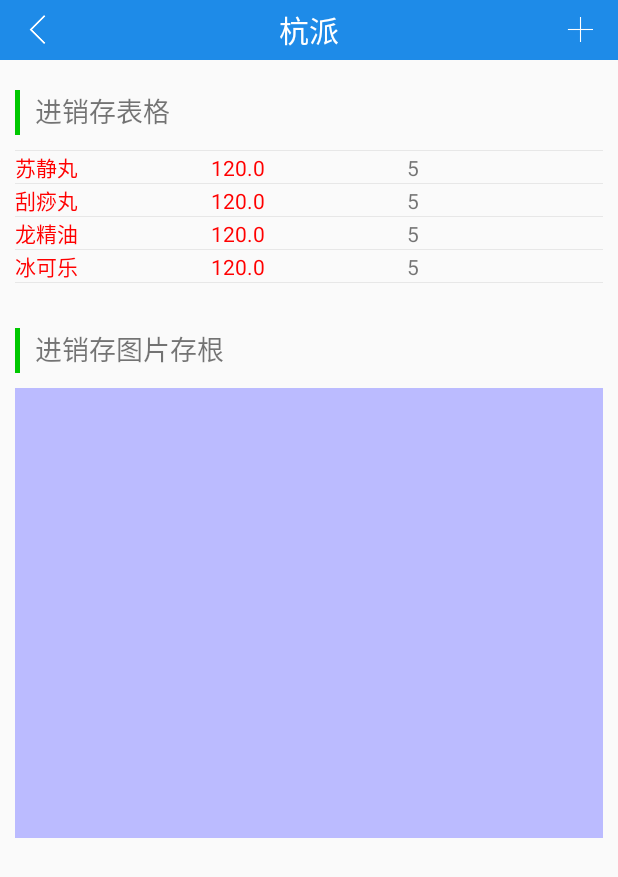
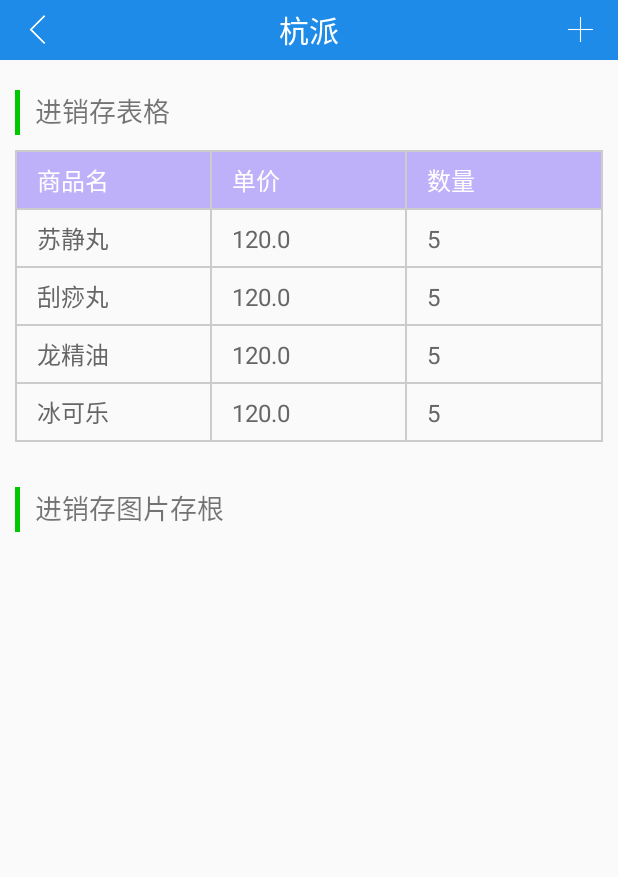
Before and after one commit to DanYuDev/UIBestPractice, an Android app: the SalesDetailActivity screen opened directly, with no data from a screen before it, on a phone screen of 412 x 824 dp. Shown: the top 877 px of the screen. Run offline under Robolectric (Android 15) with nearby library versions, the phone set to English and light mode, and no system bars; our stand-ins replace CircleImageView.

Commit message:
modify the TableLayout dividers.

```diff
--- a/app/src/main/java/com/example/coderlt/uibestpractice/View/MyDialog.java
+++ b/app/src/main/java/com/example/coderlt/uibestpractice/View/MyDialog.java
@@ -4,6 +4,7 @@ import android.app.Dialog;
 import android.content.Context;
 import android.content.DialogInterface;
 import android.os.Bundle;
+import android.util.Log;
 import android.view.View;
 
 import com.example.coderlt.uibestpractice.R;
@@ -13,6 +14,7 @@ import com.example.coderlt.uibestpractice.R;
  */
 
 public class MyDialog extends Dialog{
+    private static final String  TAG = "MyDialog";
     private Context mContext;
     int     resId;
     public MyDialog(Context context) {
@@ -34,11 +36,13 @@ public class MyDialog extends Dialog{
     }
 
     public void setLayoutResId(int resId){
+        Log.d(TAG,"setLayoutResId() start");
         this.resId=resId;
     }
 
     @Override
     protected void onCreate(Bundle savedInstanceState) {
+        Log.d(TAG,"onCreate .");
         super.onCreate(savedInstanceState);
         View view = View.inflate(mContext, resId,null);
         setContentView(view);
--- a/app/src/main/java/com/example/coderlt/uibestpractice/activity/SalesDetailActivity.java
+++ b/app/src/main/java/com/example/coderlt/uibestpractice/activity/SalesDetailActivity.java
@@ -1,7 +1,10 @@
 package com.example.coderlt.uibestpractice.activity;
 
 import android.app.Activity;
+import android.graphics.BitmapFactory;
 import android.graphics.Color;
+import android.graphics.drawable.BitmapDrawable;
+import android.graphics.drawable.Drawable;
 import android.os.Handler;
 import android.os.Message;
 import android.support.v7.app.AppCompatActivity;
@@ -9,6 +12,7 @@ import android.os.Bundle;
 import android.util.Log;
 import android.view.View;
 import android.view.ViewGroup;
+import android.widget.LinearLayout;
 import android.widget.ProgressBar;
 import android.widget.TableLayout;
 import android.widget.TableRow;
@@ -16,6 +20,7 @@ import android.widget.TextView;
 import android.widget.Toast;
 
 import com.example.coderlt.uibestpractice.R;
+import com.example.coderlt.uibestpractice.View.MyDialog;
 import com.example.coderlt.uibestpractice.bean.Goods;
 import com.example.coderlt.uibestpractice.bean.SalesRecord;
 import com.example.coderlt.uibestpractice.utils.Constant;
@@ -26,6 +31,7 @@ import java.io.IOException;
 import java.lang.ref.WeakReference;
 import java.util.ArrayList;
 import java.util.List;
+import java.util.concurrent.TimeUnit;
 
 import okhttp3.Call;
 import okhttp3.Callback;
@@ -42,7 +48,7 @@ public class SalesDetailActivity extends AppCompatActivity {
     private List<SalesRecord> salesList = new ArrayList<>();
     private OkHttpClient client;
     private String responseText;
-    private ProgressBar progressBar ;
+    private MyDialog progressDialog;
 
     static class MyHandler extends Handler{
         private WeakReference<SalesDetailActivity> wr;
@@ -55,9 +61,11 @@ public class SalesDetailActivity extends AppCompatActivity {
         public void handleMessage(Message msg){
             switch(msg.what){
                 case UPDATE_SALES:
-                    wr.get().progressBar.setVisibility(View.INVISIBLE);
+                    wr.get().progressDialog.dismiss();
+                    wr.get().bindSalesData();
                     break;
                 case USE_DEFAULT:
+                    wr.get().progressDialog.dismiss();
                     wr.get().useDefaultSalesList();
                     break;
 
@@ -78,39 +86,74 @@ public class SalesDetailActivity extends AppCompatActivity {
 
     private void initViews(){
         salesTable = findViewById(R.id.sales_table);
-        //salesTable.setBackgroundColor(Color.LTGRAY);
     }
 
     private void setSalesTable(){
         requestSalesInfo();
-        bindSalesData();
     }
 
     private void bindSalesData(){
         TextView nameTv,priceTv,countTv;
-        for(int i=0;i<salesList.size();i++){
-            SalesRecord record = salesList.get(i);
+        TableRow row;
+        TextView tv;
+        SalesRecord record = null;
+
+        // add table heade
+        // -----------------
+
+        for(int i=0;i<=salesList.size();i++){
+            if(i != 0)
+                record = salesList.get(i-1);
 
             TableRow.LayoutParams lp =
                     new TableRow.LayoutParams(0, ViewGroup.LayoutParams.WRAP_CONTENT,1);
-            TableRow row = new TableRow(this);
-            nameTv = new TextView(this);
-            priceTv = new TextView(this);
-            countTv = new TextView(this);
+            row = new TableRow(this);
+            row.setDividerDrawable(getResources().getDrawable(R.drawable.table_horizental_divider));
+            row.setShowDividers(LinearLayout.SHOW_DIVIDER_BEGINNING |
+                                LinearLayout.SHOW_DIVIDER_MIDDLE |
+                                LinearLayout.SHOW_DIVIDER_END);
 
-            row.addView(nameTv,lp);
-            row.addView(priceTv,lp);
-            row.addView(countTv,lp);
+            for(int j= 0;j<3;j++ ){
+                tv = new TextView(this);
+                tv.setTextColor(Color.parseColor("#666666"));
+                tv.setTextSize(16);
+                tv.setPadding(20,10,20,10);
+                row.addView(tv,lp);
+                switch (j){
+                    case 0:
+                        if(i==0){
+                            tv.setText("商品名");
+                            tv.setTextColor(Color.WHITE);
+                            tv.setBackgroundColor(Color.parseColor("#BEB0F9"));
+                        }else{
+                            tv.setText(record.getGoods().getName());
+                        }
+                        break;
+                    case 1:
+                        if(i==0){
+                            tv.setText("单价");
+                            tv.setTextColor(Color.WHITE);
+                            tv.setBackgroundColor(Color.parseColor("#BEB0F9"));
+                        }else{
+                            tv.setText(record.getGoods().getPrice()+"");
+                        }
+                        break;
+                    case 2:
+                        if(i==0){
+                            tv.setText("数量");
+                            tv.setTextColor(Color.WHITE);
+                            tv.setBackgroundColor(Color.parseColor("#BEB0F9"));
+                        }else{
+                            tv.setText(record.getCount()+"");
+                        }
+                        break;
 
-            nameTv.setText(record.getGoods().getName());
-            priceTv.setText(record.getGoods().getPrice()+"");
-            countTv.setText(record.getCount()+"");
-            nameTv.setTextColor(Color.RED);
-            priceTv.setTextColor(Color.RED);
-            nameTv.setTextColor(Color.RED);
+                }
+            }
+
             TableLayout.LayoutParams tlp = new TableLayout.LayoutParams(
                     ViewGroup.LayoutParams.MATCH_PARENT, ViewGroup.LayoutParams.WRAP_CONTENT);
-            //row.setBackgroundColor(0x29CC00+0x222222*i);
+
             Log.d(TAG,"add a table row");
             salesTable.addView(row,tlp);
         }
@@ -126,13 +169,18 @@ public class SalesDetailActivity extends AppCompatActivity {
     }
 
     private void requestSalesInfo(){
-        client = new OkHttpClient();
-        progressBar = new ProgressBar(this);
+        client = new OkHttpClient.Builder()
+                .connectTimeout(1200, TimeUnit.MILLISECONDS)
+                .build();
+
+        progressDialog = new MyDialog(this,R.style.Dialog);
+        progressDialog.setLayoutResId(R.layout.dialog_layout);
 
         Request request = new Request.Builder()
                 .url(Constant.SALES_URL)
                 .build();
-        progressBar.setVisibility(View.VISIBLE);
+        progressDialog.show();
+
         client.newCall(request).enqueue(new Callback() {
             @Override
             public void onFailure(Call call, IOException e) {
--- a/app/src/main/java/com/example/coderlt/uibestpractice/utils/Utils.java
+++ b/app/src/main/java/com/example/coderlt/uibestpractice/utils/Utils.java
@@ -1,5 +1,6 @@
 package com.example.coderlt.uibestpractice.utils;
 
+import android.content.Context;
 import android.widget.Toast;
 
 import com.example.coderlt.uibestpractice.MyApplication;
@@ -13,4 +14,14 @@ public class Utils {
         Toast.makeText(MyApplication.getContext(),str,Toast.LENGTH_SHORT)
                 .show();
     }
+
+    public static int px2dip(Context context, float pxValue) {
+        final float scale = context.getResources().getDisplayMetrics().density;
+        return (int) (pxValue / scale + 0.5f);
+    }
+
+    public static int dip2px(Context context, float dipValue) {
+        final float scale = context.getResources().getDisplayMetrics().density;
+        return (int) (dipValue * scale + 0.5f);
+    }
 }
--- /dev/null
+++ b/app/src/main/res/drawable/table_horizental_divider.xml
@@ -0,0 +1,10 @@
+<?xml version="1.0" encoding="utf-8"?>
+<shape xmlns:android="http://schemas.android.com/apk/res/android"
+    android:shape="rectangle">
+
+    <size
+        android:width="1dp" />
+
+    <solid android:color="@color/line_gray" />
+
+</shape>
--- /dev/null
+++ b/app/src/main/res/drawable/table_vertical_divider.xml
@@ -0,0 +1,10 @@
+<?xml version="1.0" encoding="utf-8"?>
+<shape xmlns:android="http://schemas.android.com/apk/res/android"
+    android:shape="rectangle">
+
+    <size
+        android:height="1dp" />
+
+    <solid android:color="@color/line_gray" />
+
+</shape>
--- a/app/src/main/res/layout/activity_sales_detail.xml
+++ b/app/src/main/res/layout/activity_sales_detail.xml
@@ -38,7 +38,7 @@
                 android:layout_margin="10dp"
                 android:id="@+id/sales_table"
                 android:layout_below="@id/table_title_line"
-                android:divider="@android:drawable/divider_horizontal_bright"
+                android:divider="@drawable/table_vertical_divider"
                 android:showDividers="middle|beginning|end"
                 >
             </TableLayout>
@@ -62,7 +62,7 @@
                 android:text="进销存图片存根"/>
             <RelativeLayout
                 android:layout_width="match_parent"
-                android:layout_height="300dp"
+                android:layout_height="wrap_content"
                 android:layout_margin="10dp"
                 android:background="@color/mid_blue_a"
                 android:layout_below="@id/img_title_line">
```
